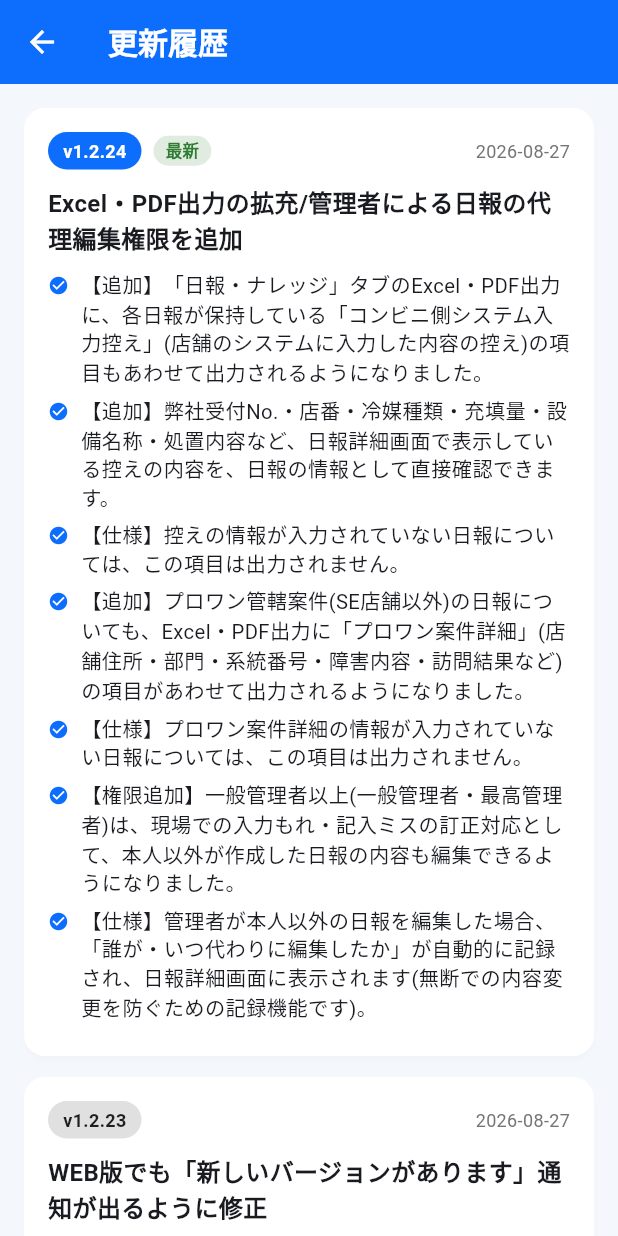
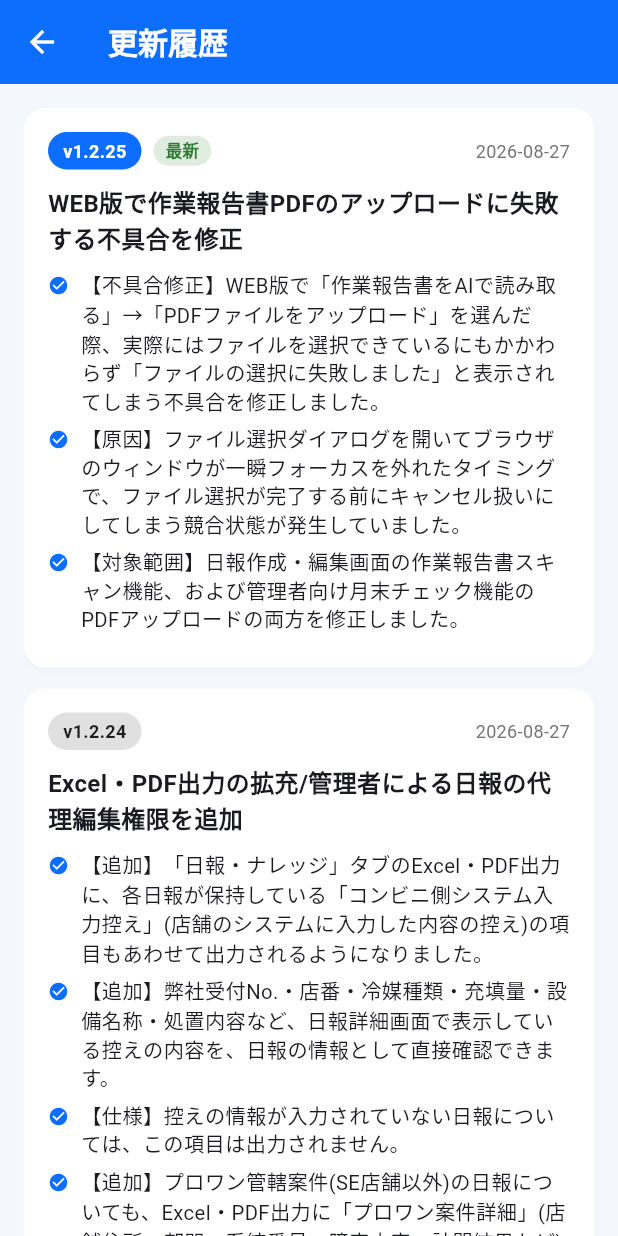
Before and after one commit to sn-naka3692/maintenance-log-app, a Flutter app: the ChangelogScreen screen opened directly, on a phone screen of 412 x 824 dp. Run offline on Flutter 3.47's test engine with Material 3 defaults, Android fonts, the phone set to English and light mode, and no system bars; our stand-ins replace cloud_firestore, file_picker, firebase_auth, firebase_core, firebase_storage, fl_chart and 8 more; missing offline and left inert: dart:js_interop, excel, file_saver; accounts and stored records are empty.

Commit message:
v1.2.25: WEB版でのPDFアップロード失敗の不具合を修正
file_pickerのWeb実装はデフォルトでcancelUploadOnWindowBlur=trueのため、
ファイル選択ダイアログを開いてブラウザウィンドウが一瞬フォーカスを
失った際、実際にはファイル選択が完了しているにもかかわらず競合状態で
キャンセル扱いになり「ファイルの選択に失敗しました」となる不具合が
あった。両方のPDFアップロード箇所(document_scan_flow.dart、
submission_check_screen.dart)でcancelUploadOnWindowBlur: falseを
明示指定し、誤キャンセルを防止する。

```diff
--- a/lib/data/changelog_data.dart
+++ b/lib/data/changelog_data.dart
@@ -19,6 +19,22 @@ class ChangelogEntry {
 
 /// 新しい更新ほどリストの先頭に追加すること。
 const List<ChangelogEntry> changelogEntries = [
+  ChangelogEntry(
+    version: '1.2.25',
+    date: '2026-08-27',
+    title: 'WEB版で作業報告書PDFのアップロードに失敗する不具合を修正',
+    details: [
+      '【不具合修正】WEB版で「作業報告書をAIで読み取る」→「PDFファイルを'
+          'アップロード」を選んだ際、実際にはファイルを選択できているにも'
+          'かかわらず「ファイルの選択に失敗しました」と表示されてしまう'
+          '不具合を修正しました。',
+      '【原因】ファイル選択ダイアログを開いてブラウザのウィンドウが一瞬'
+          'フォーカスを外れたタイミングで、ファイル選択が完了する前に'
+          'キャンセル扱いにしてしまう競合状態が発生していました。',
+      '【対象範囲】日報作成・編集画面の作業報告書スキャン機能、および'
+          '管理者向け月末チェック機能のPDFアップロードの両方を修正しました。',
+    ],
+  ),
   ChangelogEntry(
     version: '1.2.24',
     date: '2026-08-27',
--- a/lib/screens/submission_check_screen.dart
+++ b/lib/screens/submission_check_screen.dart
@@ -156,6 +156,11 @@ class _SubmissionCheckScreenState extends State<SubmissionCheckScreen> {
         type: FileType.custom,
         allowedExtensions: ['pdf'],
         withData: true,
+        // 【不具合修正・2026-08】document_scan_flow.dartと同様、Web版の
+        // file_pickerはデフォルトでcancelUploadOnWindowBlur=trueのため、
+        // ファイル選択ダイアログでウィンドウが一時的にフォーカスを失うと
+        // 誤ってキャンセル扱いになる不具合があった。falseにして防止する。
+        cancelUploadOnWindowBlur: false,
       );
       if (result == null || result.files.isEmpty) return;
       final file = result.files.single;
--- a/lib/widgets/document_scan_flow.dart
+++ b/lib/widgets/document_scan_flow.dart
@@ -37,6 +37,13 @@ class DocumentScanFlow {
           type: FileType.custom,
           allowedExtensions: ['pdf'],
           withData: true,
+          // 【不具合修正・2026-08】Web版のfile_pickerはデフォルトで
+          // cancelUploadOnWindowBlur=trueのため、ファイル選択ダイアログを
+          // 開いてブラウザウィンドウが一時的にフォーカスを失った直後、
+          // 実際にはファイルを選択していても competing race condition で
+          // キャンセル扱いになり「ファイルの選択に失敗しました」となる
+          // 不具合があった。falseにして誤キャンセルを防止する。
+          cancelUploadOnWindowBlur: false,
         );
         if (picked == null || picked.files.isEmpty) return null; // キャンセル
         pdfBytes = picked.files.single.bytes;
--- a/pubspec.yaml
+++ b/pubspec.yaml
@@ -16,7 +16,7 @@ publish_to: 'none' # Remove this line if you wish to publish to pub.dev
 # https://developer.apple.com/library/archive/documentation/General/Reference/InfoPlistKeyReference/Articles/CoreFoundationKeys.html
 # In Windows, build-name is used as the major, minor, and patch parts
 # of the product and file versions while build-number is used as the build suffix.
-version: 1.2.24+33
+version: 1.2.25+34
 
 environment:
   sdk: ^3.9.2
```
